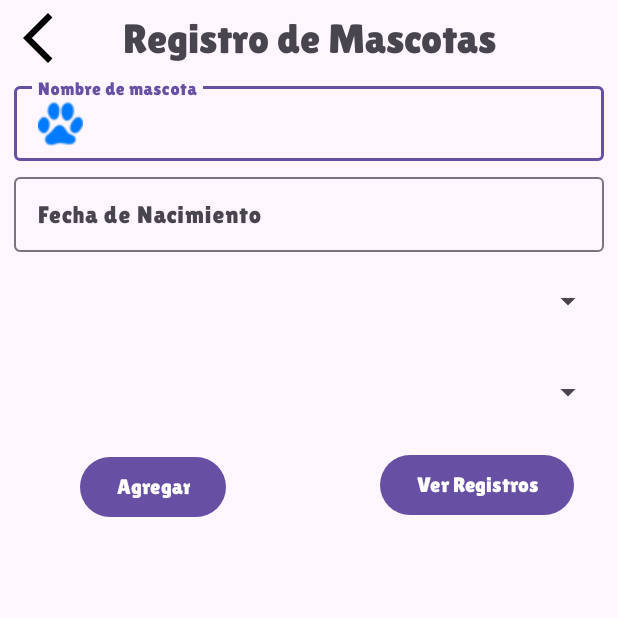
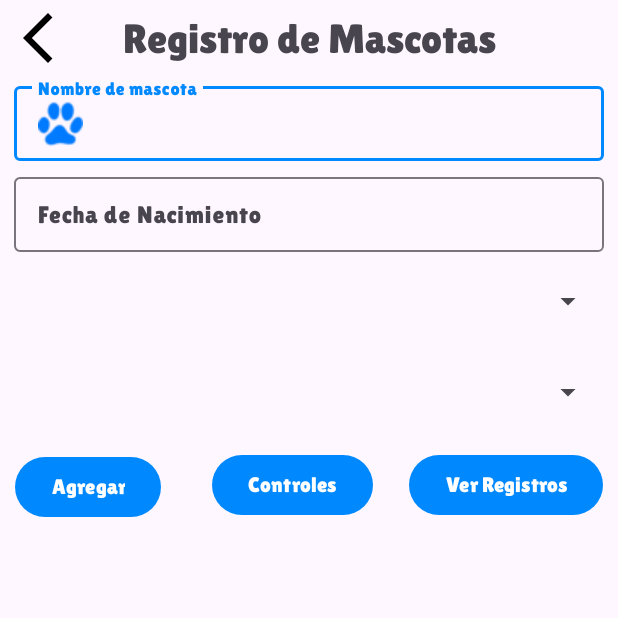
Before and after one commit to dillonduncan/proyecto_veterinaria, an Android app: the Registro_Mascota_Activity screen opened directly, with no data from a screen before it, on a phone screen of 412 x 824 dp, the top half of it. Run offline under Robolectric (Android 15) with nearby library versions, the phone set to English and light mode, and no system bars; our stand-ins replace Room's generated code.

Commit message:
Algunos ajustes

```diff
--- a/app/src/main/java/com/example/veterinaria/Registro_Mascota_Activity.kt
+++ b/app/src/main/java/com/example/veterinaria/Registro_Mascota_Activity.kt
@@ -48,8 +48,9 @@ class Registro_Mascota_Activity : AppCompatActivity(), MascotaAdaptadorListener
                 )
             )
         }
+        RegistrarControles()
     }
-
+    fun RegistrarControles()=binding.btnControlVacunas.setOnClickListener { startActivity(Intent(this@Registro_Mascota_Activity,Registrar_Control_Vacunas_Activity::class.java)) }
     fun ValidarGuardar() {
         binding.btnAgregarMsct.setOnClickListener {
             if (binding.edtNombreMascota.text.isNullOrEmpty()) {
--- /dev/null
+++ b/app/src/main/res/drawable/baseline_person_add_alt_1_24.xml
@@ -0,0 +1,5 @@
+<vector android:height="24dp" android:tint="#0089FF"
+    android:viewportHeight="24" android:viewportWidth="24"
+    android:width="24dp" xmlns:android="http://schemas.android.com/apk/res/android">
+    <path android:fillColor="@android:color/white" android:pathData="M13,8c0,-2.21 -1.79,-4 -4,-4S5,5.79 5,8s1.79,4 4,4S13,10.21 13,8zM15,10v2h3v3h2v-3h3v-2h-3V7h-2v3H15zM1,18v2h16v-2c0,-2.66 -5.33,-4 -8,-4S1,15.34 1,18z"/>
+</vector>
--- a/app/src/main/res/layout/activity_registro_mascota.xml
+++ b/app/src/main/res/layout/activity_registro_mascota.xml
@@ -8,6 +8,20 @@
     tools:context=".Registro_Mascota_Activity">
 
 
+    <Button
+        android:id="@+id/btnControlVacunas"
+        android:layout_width="wrap_content"
+        android:layout_height="wrap_content"
+        android:layout_marginTop="10dp"
+        android:layout_marginBottom="5dp"
+        android:fontFamily="@font/lilita"
+        android:text="Controles"
+        app:layout_constraintBottom_toTopOf="@+id/rv_Mascota"
+        app:layout_constraintEnd_toEndOf="parent"
+        app:layout_constraintHorizontal_bias="0.463"
+        app:layout_constraintStart_toStartOf="parent"
+        app:layout_constraintTop_toBottomOf="@+id/spRazas"
+        app:layout_constraintVertical_bias="0.0" />
 
     <TextView
         android:id="@+id/textView"
@@ -100,9 +114,10 @@
         android:layout_marginBottom="5dp"
         android:fontFamily="@font/lilita"
         android:text="Agregar"
+        android:layout_marginLeft="10dp"
         app:layout_constraintBottom_toTopOf="@+id/rv_Mascota"
         app:layout_constraintEnd_toEndOf="parent"
-        app:layout_constraintHorizontal_bias="0.169"
+        app:layout_constraintHorizontal_bias="0.0"
         app:layout_constraintStart_toStartOf="parent"
         app:layout_constraintTop_toBottomOf="@+id/spRazas" />
 
@@ -114,12 +129,13 @@
         android:layout_marginBottom="5dp"
         android:fontFamily="@font/lilita"
         android:text="Ver Registros"
+        android:layout_marginRight="10dp"
         app:layout_constraintBottom_toTopOf="@+id/rv_Mascota"
         app:layout_constraintEnd_toEndOf="parent"
-        app:layout_constraintHorizontal_bias="0.896"
+        app:layout_constraintHorizontal_bias="1.0"
         app:layout_constraintStart_toStartOf="parent"
         app:layout_constraintTop_toBottomOf="@+id/spRazas"
-        app:layout_constraintVertical_bias="0.09" />
+        app:layout_constraintVertical_bias="0.0" />
 
     <androidx.recyclerview.widget.RecyclerView
         android:id="@+id/rv_Mascota"
--- a/app/src/main/res/values/colors.xml
+++ b/app/src/main/res/values/colors.xml
@@ -3,4 +3,5 @@
     <color name="black">#FF000000</color>
     <color name="white">#FFFFFFFF</color>
     <color name="blueLog">#0089FF</color>
+    <color name="red">#FF0000</color>
 </resources>
--- a/app/src/main/res/values/themes.xml
+++ b/app/src/main/res/values/themes.xml
@@ -1,8 +1,8 @@
 <resources xmlns:tools="http://schemas.android.com/tools">
     <!-- Base application theme. -->
     <style name="Base.Theme.Veterinaria" parent="Theme.Material3.DayNight.NoActionBar">
-        <!-- Customize your light theme here. -->
-        <!-- <item name="colorPrimary">@color/my_light_primary</item> -->
+         Customize your light theme here.
+         <item name="colorPrimary">@color/blueLog</item>
     </style>
 
     <style name="Theme.Veterinaria" parent="Base.Theme.Veterinaria" />
```
Also changed, not shown: app/src/main/java/com/example/veterinaria/Registros_Principal_Activity.kt (+79 -21 lines), app/src/main/res/drawable/baseline_group_add_24.xml (added, +9 -0 lines), app/src/main/res/layout/activity_registros_principal.xml (+37 -29 lines).
